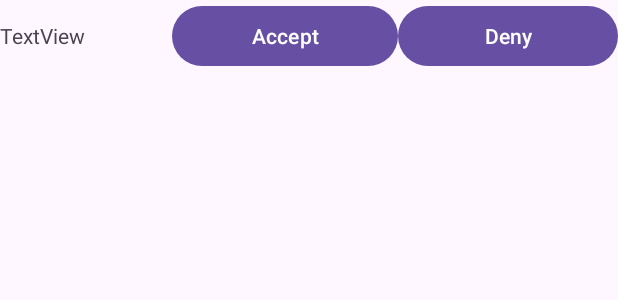
After one commit to UNSERsplit/App, an Android app: the layout layout_pending_friend.xml on its own in the app's theme, with its tools: preview values and no code run, on a phone screen of 412 x 824 dp. The commit adds this screen. Shown: the top 300 px of the screen. Run offline under Robolectric (Android 15) with nearby library versions, the phone set to English and light mode, and no system bars; network calls fail; Roboto replaces fonts that are not available here.

Commit message:
functionality added for friend requests

```diff
--- a/app/src/main/java/at/htlsaalfelden/UNSERsplit/api/model/CombinedUser.java
+++ b/app/src/main/java/at/htlsaalfelden/UNSERsplit/api/model/CombinedUser.java
@@ -40,7 +40,7 @@ public class CombinedUser implements CombinedData{
 
     @Override
     public Intent getClickIntent(Context ctx) {
-        return null;
+        return null; //TODO create user overview
     }
 
     public void setBalance(double balance) {
--- a/app/src/main/res/layout/activity_add_friend.xml
+++ b/app/src/main/res/layout/activity_add_friend.xml
@@ -115,11 +115,13 @@
                             app:layout_constraintTop_toTopOf="parent">
 
                                 <ListView
+                                    android:id="@+id/friendsList"
                                     android:layout_width="match_parent"
                                     android:layout_height="match_parent" />
                         </androidx.constraintlayout.widget.ConstraintLayout>
 
                         <androidx.constraintlayout.widget.ConstraintLayout
+                            android:id="@+id/requestList"
                             android:layout_width="320dp"
                             android:layout_height="468dp"
                             android:background="@drawable/background_white"
--- /dev/null
+++ b/app/src/main/res/layout/layout_pending_friend.xml
@@ -0,0 +1,34 @@
+<?xml version="1.0" encoding="utf-8"?>
+<androidx.constraintlayout.widget.ConstraintLayout xmlns:android="http://schemas.android.com/apk/res/android"
+    xmlns:app="http://schemas.android.com/apk/res-auto"
+    xmlns:tools="http://schemas.android.com/tools"
+    android:layout_width="match_parent"
+    android:layout_height="wrap_content">
+
+    <LinearLayout
+        android:layout_width="match_parent"
+        android:layout_height="match_parent"
+        android:orientation="horizontal">
+
+        <TextView
+            android:id="@+id/txtViewFriendName"
+            android:layout_width="wrap_content"
+            android:layout_height="wrap_content"
+            android:layout_weight="1"
+            android:text="TextView" />
+
+        <Button
+            android:id="@+id/buttonAccept"
+            android:layout_width="wrap_content"
+            android:layout_height="wrap_content"
+            android:layout_weight="1"
+            android:text="Accept" />
+
+        <Button
+            android:id="@+id/buttonDeny"
+            android:layout_width="wrap_content"
+            android:layout_height="wrap_content"
+            android:layout_weight="1"
+            android:text="Deny" />
+    </LinearLayout>
+</androidx.constraintlayout.widget.ConstraintLayout>
```
Also changed, not shown: app/src/main/java/at/htlsaalfelden/UNSERsplit/api/ApiService.java (+16 -0 lines), app/src/main/java/at/htlsaalfelden/UNSERsplit/api/model/CombinedFriend.java (added, +19 -0 lines), app/src/main/java/at/htlsaalfelden/UNSERsplit/api/model/FriendData.java (added, +25 -0 lines), app/src/main/java/at/htlsaalfelden/UNSERsplit/ui/friends/AddFriendActivity.java (+91 -0 lines), app/src/main/java/at/htlsaalfelden/UNSERsplit/ui/friends/FriendAdapter.java (added, +104 -0 lines), 1 other file.
